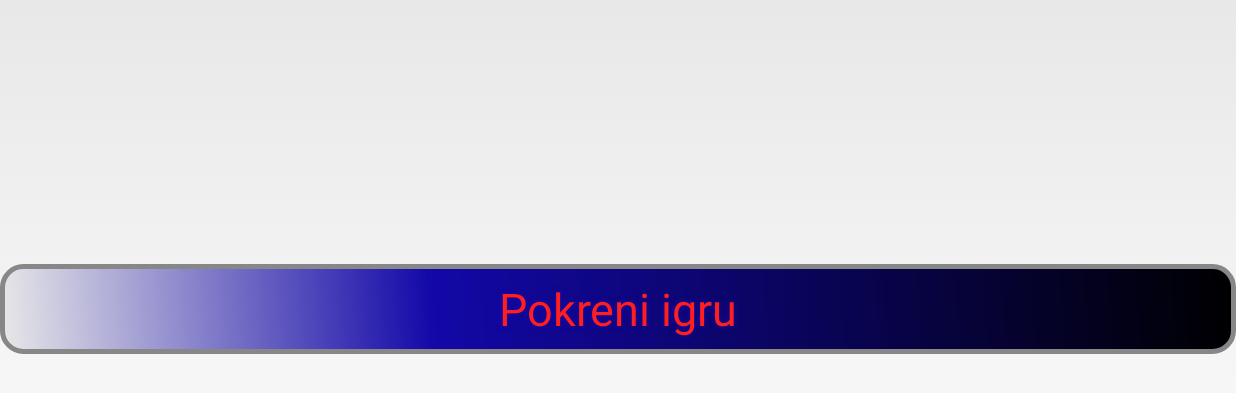
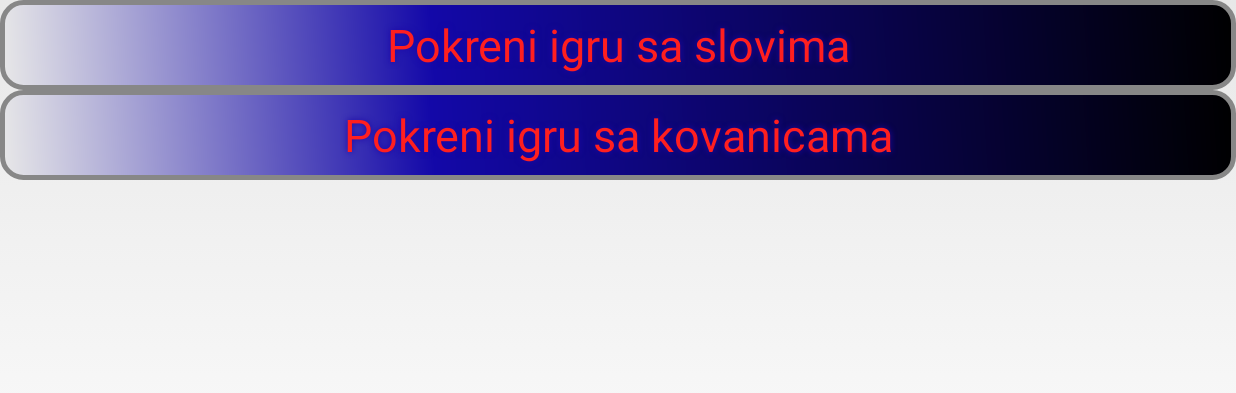
Before and after one commit to boris612/Lumen, an Android app: the screen it shows after launch (MainMenuActivity), on a phone screen of 824 x 412 dp (held sideways). Shown: the top 393 px of the screen. Run offline under Robolectric (Android 15) with nearby library versions, the phone set to English and light mode, and no system bars.

Commit message:
dodan button za drugu igru

```diff
--- a/app/src/main/java/lumen/zpr/fer/hr/lumen/menus/MainMenuActivity.java
+++ b/app/src/main/java/lumen/zpr/fer/hr/lumen/menus/MainMenuActivity.java
@@ -5,14 +5,7 @@ import android.content.Intent;
 import android.os.Bundle;
 import android.view.View;
 import android.widget.Button;
-import android.widget.Toast;
 
-import java.io.BufferedReader;
-import java.io.FileInputStream;
-import java.io.IOException;
-import java.io.InputStreamReader;
-
-import lumen.zpr.fer.hr.lumen.GameActivity;
 import lumen.zpr.fer.hr.lumen.R;
 import lumen.zpr.fer.hr.lumen.database.DBHelper;
 
@@ -28,8 +21,18 @@ public class MainMenuActivity extends Activity {
                 getAssets());
         helper.onCreate(helper.getWritableDatabase());
 
-        Button startGameBtn = findViewById(R.id.pokreniIgru);
-        startGameBtn.setOnClickListener(new View.OnClickListener() {
+        Button startLetterGameBtn = findViewById(R.id.pokreniIgru);
+        startLetterGameBtn.setOnClickListener(new View.OnClickListener() {
+            @Override
+            public void onClick(View view) {
+                Intent startGameIntent = new Intent(MainMenuActivity.this,
+                        lumen.zpr.fer.hr.lumen.GameActivity.class);
+                startActivity(startGameIntent);
+            }
+        });
+
+        Button startCoinGameBtn = findViewById(R.id.pokreniDruguIgru);
+        startCoinGameBtn.setOnClickListener(new View.OnClickListener() {
             @Override
             public void onClick(View view) {
                 Intent startGameIntent = new Intent(MainMenuActivity.this,
--- a/app/src/main/res/layout/activity_main_menu.xml
+++ b/app/src/main/res/layout/activity_main_menu.xml
@@ -4,7 +4,7 @@
     xmlns:tools="http://schemas.android.com/tools"
     android:layout_width="match_parent"
     android:layout_height="match_parent"
-    android:orientation="horizontal"
+    android:orientation="vertical"
     tools:context="lumen.zpr.fer.hr.lumen.menus.MainMenuActivity">
 
     <Button
@@ -19,7 +19,24 @@
         android:shadowDx="0"
         android:shadowDy="0"
         android:shadowRadius="5"
-        android:text="Pokreni igru"
+        android:text="@string/pokreniPrvuIgru"
+        android:textColor="#FF1F1F"
+
+        android:textSize="30sp" />
+
+    <Button
+        android:id="@+id/pokreniDruguIgru"
+
+        android:layout_width="match_parent"
+        android:layout_height="wrap_content"
+        android:layout_gravity="center"
+
+        android:background="@drawable/buttonshape"
+        android:shadowColor="#1C07A8"
+        android:shadowDx="0"
+        android:shadowDy="0"
+        android:shadowRadius="5"
+        android:text="@string/pokreniDruguIgru"
         android:textColor="#FF1F1F"
 
         android:textSize="30sp" />
--- a/app/src/main/res/values/strings.xml
+++ b/app/src/main/res/values/strings.xml
@@ -1,6 +1,7 @@
 <resources>
     <string name="app_name">Lumen</string>
-    <string name="pokreniIgru">Pokreni igru</string>
+    <string name="pokreniPrvuIgru">Pokreni igru sa slovima</string>
+    <string name="pokreniDruguIgru">Pokreni igru sa kovanicama</string>
 
     <string name="title_activity_fullscreen">FullscreenActivity</string>
     <string name="dummy_button">Dummy Button</string>
```
Also changed, not shown: 1 other file.
